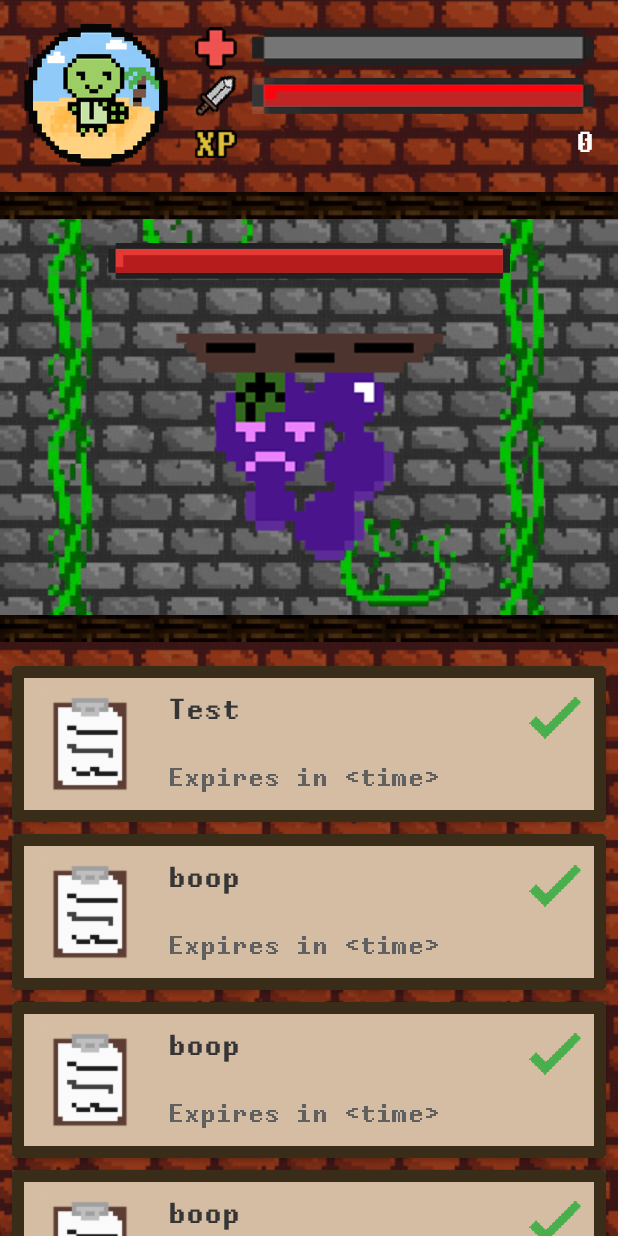
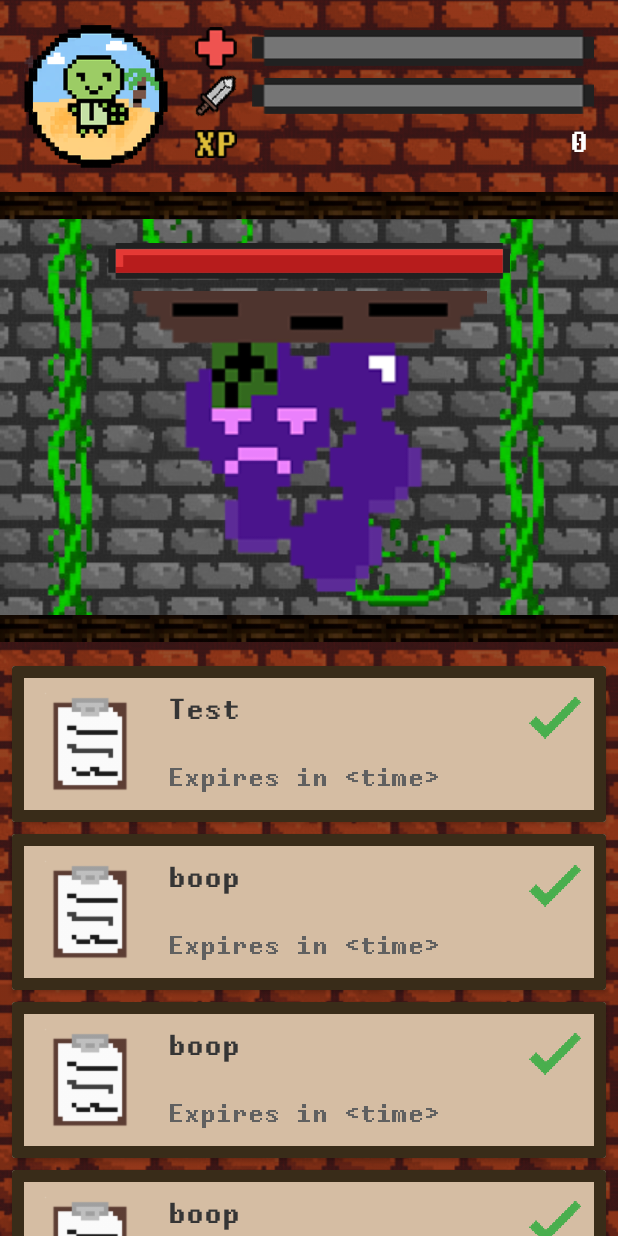
Before and after one commit to ltzehan/hackomania, an Android app: the screen it shows after launch (MainActivity), on a phone screen of 412 x 824 dp. Run offline under Robolectric (Android 15) with nearby library versions, the light colour scheme and no system bars.

Commit message:
trying to extend progressbar again

```diff
--- a/app/app/src/main/java/qihaoooooo/kyoho/view/ValueBar.java
+++ b/app/app/src/main/java/qihaoooooo/kyoho/view/ValueBar.java
@@ -3,6 +3,7 @@
 import android.content.Context;
 import android.graphics.Canvas;
 import android.util.AttributeSet;
+import android.util.Log;
 import android.widget.ImageView;
 import android.widget.RelativeLayout;
 
@@ -62,7 +63,8 @@
     }
 
     private void update() {
-        fill = (int) (1 - (float) currentValue / maxValue) * 10000;
+        fill = (int) ((currentValue / (float) maxValue) * 10000);
+        Log.e("fd", "maxValue = " + maxValue + ", currentValue = " + currentValue + ", fill = " + fill);
     }
 
 }
--- a/app/app/src/main/res/layout/activity_main.xml
+++ b/app/app/src/main/res/layout/activity_main.xml
@@ -114,7 +114,7 @@
                         android:layout_width="match_parent"
                         android:layout_height="match_parent"
                         android:scaleType="fitXY"
-                        android:src="@drawable/progressbar_red"
+                        android:src="@drawable/clip"
                         android:translationZ="20dp"/>
 
                 </qihaoooooo.kyoho.view.ValueBar>
@@ -127,6 +127,7 @@
                     android:gravity="right|center_vertical"
                     android:textSize="18dp"
                     android:textColor="@android:color/white"
+                    android:paddingRight="4dp"
                     android:text="0"/>
 
             </LinearLayout>
```
Also changed, not shown: app/app/src/main/res/layout/value_bar.xml (added, +38 -0 lines), app/app/src/main/res/drawable/castlewall.png, app/app/src/main/res/drawable/kyoho.png, app/app/src/main/res/drawable/turtleatbeach.png.
